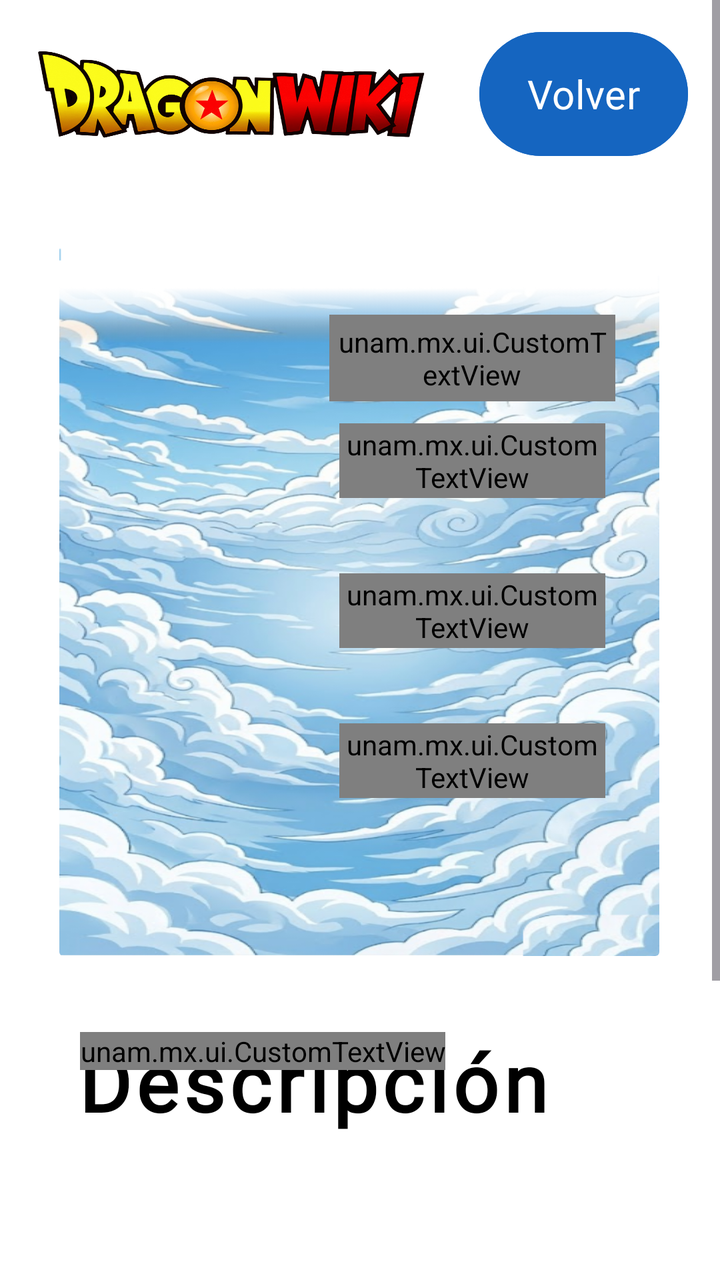
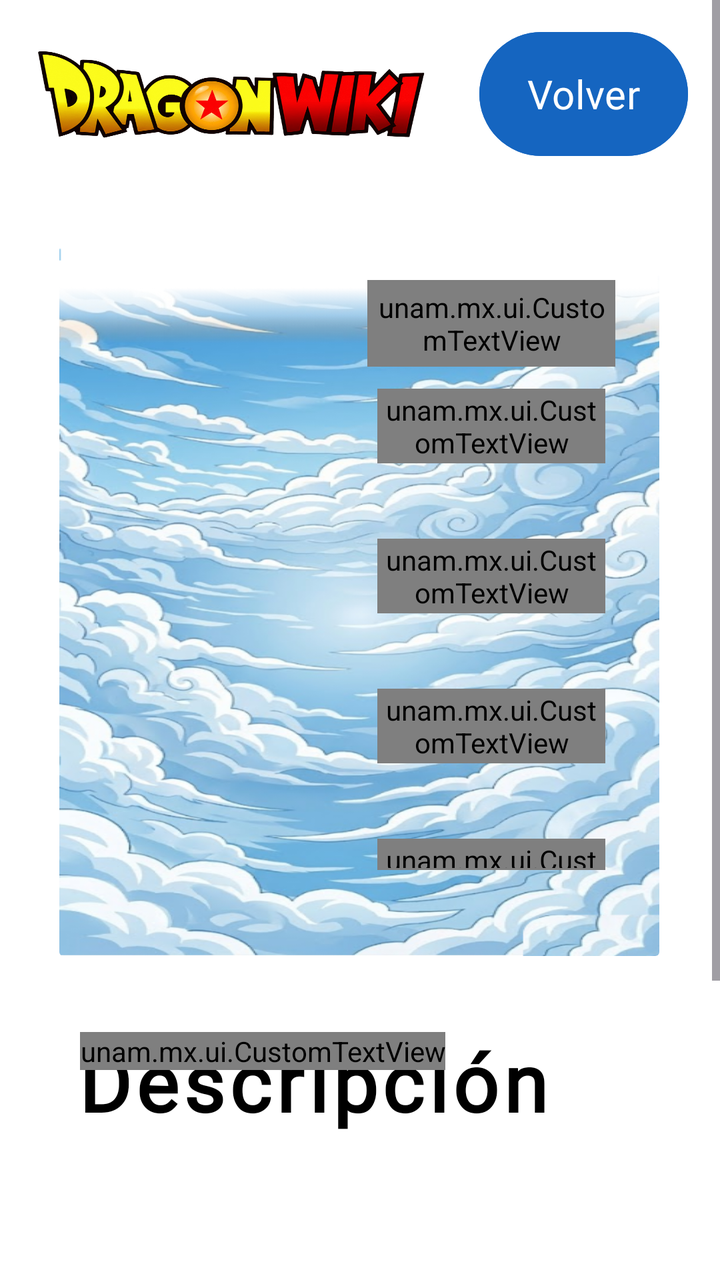

Compare the two renders of this Android layout. The source of the first and the diff that turns it into the second are given below.
<!-- AndroidManifest.xml: application theme Theme.ProyectoFinal -->
<!-- res/layout/activity_detalles.xml -->
<?xml version="1.0" encoding="utf-8"?>
<FrameLayout
    xmlns:android="http://schemas.android.com/apk/res/android"
    xmlns:app="http://schemas.android.com/apk/res-auto"
    xmlns:tools="http://schemas.android.com/tools"
    android:layout_width="match_parent"
    android:layout_height="match_parent">

    <ScrollView
        android:id="@+id/contentLayout"
        android:layout_width="match_parent"
        android:layout_height="match_parent">

        <LinearLayout
            android:layout_width="match_parent"
            android:layout_height="wrap_content"
            android:background="#FFFFFF"
            android:orientation="vertical">

            <LinearLayout
                android:layout_width="match_parent"
                android:layout_height="wrap_content"
                android:orientation="horizontal"
                android:layout_marginTop="12dp"
                android:paddingHorizontal="16dp">

                <ImageView
                    android:layout_width="200dp"
                    android:layout_height="70dp"
                    android:background="@drawable/titulo2"/>

                <Space
                    android:layout_width="0dp"
                    android:layout_height="0dp"
                    android:layout_weight="1"/>

                <Button
                    android:id="@+id/btnVolver"
                    android:layout_width="wrap_content"
                    android:layout_height="match_parent"
                    android:backgroundTint="#1565C0"
                    android:textColor="@color/white"
                    android:fontFamily="@font/saiyan_sans"
                    android:text="Volver"
                    android:textSize="20sp"/>

            </LinearLayout>

            <FrameLayout
                android:layout_width="345dp"
                android:layout_height="380dp"
                android:layout_gravity="center"
                android:layout_marginStart="16dp"
                android:layout_marginTop="16dp"
                android:layout_marginEnd="16dp"
                android:layout_marginBottom="16dp"
                android:elevation="0dp">

                <androidx.cardview.widget.CardView
                    android:layout_width="300dp"
                    android:layout_height="match_parent"
                    android:layout_gravity="center"
                    android:layout_marginLeft="20dp"
                    android:layout_marginRight="20dp"
                    app:cardElevation="0dp">

                    <androidx.constraintlayout.widget.ConstraintLayout
                        android:layout_width="match_parent"
                        android:layout_height="match_parent"
                        android:background="@drawable/fondoinicio"
                        android:elevation="0dp"
                        android:paddingStart="90dp"
                        android:paddingTop="16dp"
                        android:paddingEnd="12dp"
                        android:paddingBottom="16dp">

                        <LinearLayout
                            android:id="@+id/layoutInfo"
                            android:layout_width="163dp"
                            android:layout_height="290dp"
                            android:orientation="vertical"
                            android:padding="10dp"
                            app:layout_constraintBottom_toBottomOf="parent"
                            app:layout_constraintEnd_toEndOf="parent"
                            app:layout_constraintHorizontal_bias="1.0"
                            app:layout_constraintStart_toStartOf="parent"
                            app:layout_constraintTop_toTopOf="parent"
                            app:layout_constraintVertical_bias="0.574">


                            <unam.mx.ui.CustomTextView
                                android:id="@+id/nombrePersonaje"
                                android:layout_width="wrap_content"
                                android:layout_height="wrap_content"
                                android:ellipsize="end"
                                android:fontFamily="@font/saiyan_sans"
                                android:letterSpacing="0.08"
                                android:paddingStart="4dp"
                                android:paddingTop="4dp"
                                android:paddingEnd="4dp"
                                android:paddingBottom="4dp"
                                android:text="Nombre"
                                android:textColor="#000000"
                                android:textSize="35dp"
                                android:textStyle="bold" />

                            <LinearLayout
                                android:layout_width="wrap_content"
                                android:layout_height="wrap_content"
                                android:layout_marginTop="6dp"
                                android:orientation="vertical"
                                android:padding="5dp">

                                <unam.mx.ui.CustomTextView
                                    android:layout_width="wrap_content"
                                    android:layout_height="wrap_content"
                                    android:fontFamily="@font/saiyan_sans"
                                    android:padding="1dp"
                                    android:shadowColor="#000000"
                                    android:shadowDx="4"
                                    android:shadowDy="4"
                                    android:shadowRadius="4"
                                    android:text=" Raza: "
                                    android:textColor="#FFD700"
                                    android:textSize="16sp" />

                                <TextView
                                    android:id="@+id/razaPersonaje"
                                    android:layout_width="wrap_content"
                                    android:layout_height="wrap_content"
                                    android:fontFamily="@font/saiyan_sans"
                                    android:paddingLeft="9dp"
                                    android:shadowColor="#000000"
                                    android:shadowDx="4"
                                    android:shadowDy="4"
                                    android:shadowRadius="4"
                                    android:textColor="#FFFFFF"
                                    android:textSize="16sp" />
                            </LinearLayout>

                            <LinearLayout
                                android:layout_width="wrap_content"
                                android:layout_height="wrap_content"
                                android:layout_marginTop="6dp"
                                android:orientation="vertical"
                                android:padding="5dp">

                                <unam.mx.ui.CustomTextView
                                    android:layout_width="wrap_content"
                                    android:layout_height="wrap_content"
                                    android:fontFamily="@font/saiyan_sans"
                                    android:padding="1dp"
                                    android:shadowColor="#000000"
                                    android:shadowDx="4"
                                    android:shadowDy="4"
                                    android:shadowRadius="4"
                                    android:text=" Género: "
                                    android:textColor="#FFD700"
                                    android:textSize="16sp" />

                                <TextView
                                    android:id="@+id/genPersonaje"
                                    android:layout_width="wrap_content"
                                    android:layout_height="wrap_content"
                                    android:fontFamily="@font/saiyan_sans"
                                    android:paddingLeft="9dp"
                                    android:shadowColor="#000000"
                                    android:shadowDx="4"
                                    android:shadowDy="4"
                                    android:shadowRadius="4"
                                    android:textColor="#FFFFFF"
                                    android:textSize="16sp" />
                            </LinearLayout>

                            <LinearLayout
                                android:layout_width="wrap_content"
                                android:layout_height="wrap_content"
                                android:layout_marginTop="6dp"
                                android:orientation="vertical"
                                android:padding="5dp">

                                <unam.mx.ui.CustomTextView
                                    android:layout_width="wrap_content"
                                    android:layout_height="wrap_content"
                                    android:fontFamily="@font/saiyan_sans"
                                    android:padding="1dp"
                                    android:shadowColor="#000000"
                                    android:shadowDx="4"
                                    android:shadowDy="4"
                                    android:shadowRadius="4"
                                    android:text=" Ki: "
                                    android:textColor="#FFD700"
                                    android:textSize="16sp" />

                                <TextView
                                    android:id="@+id/kiPersonaje"
                                    android:layout_width="wrap_content"
                                    android:layout_height="wrap_content"
                                    android:fontFamily="@font/saiyan_sans"
                                    android:paddingLeft="9dp"
                                    android:shadowColor="#000000"
                                    android:shadowDx="4"
                                    android:shadowDy="4"
                                    android:shadowRadius="4"
                                    android:textColor="#FFFFFF"
                                    android:textSize="16sp" />
                            </LinearLayout>

                            <LinearLayout
                                android:layout_width="wrap_content"
                                android:layout_height="wrap_content"
                                android:layout_marginTop="6dp"
                                android:orientation="vertical"
                                android:padding="5dp">

                                <unam.mx.ui.CustomTextView
                                    android:layout_width="wrap_content"
                                    android:layout_height="wrap_content"
                                    android:fontFamily="@font/saiyan_sans"
                                    android:padding="1dp"
                                    android:shadowColor="#000000"
                                    android:shadowDx="4"
                                    android:shadowDy="4"
                                    android:shadowRadius="4"
                                    android:text=" Ki Max: "
                                    android:textColor="#FFD700"
                                    android:textSize="16sp" />

                                <TextView
                                    android:id="@+id/maxKiPersonaje"
                                    android:layout_width="wrap_content"
                                    android:layout_height="wrap_content"
                                    android:fontFamily="@font/saiyan_sans"
                                    android:paddingLeft="9dp"
                                    android:shadowColor="#000000"
                                    android:shadowDx="4"
                                    android:shadowDy="4"
                                    android:shadowRadius="4"
                                    android:textColor="#FFFFFF"
                                    android:textSize="16sp" />
                            </LinearLayout>

                        </LinearLayout>

                    </androidx.constraintlayout.widget.ConstraintLayout>

                </androidx.cardview.widget.CardView>


                <ImageView
                    android:id="@+id/idPersonaje"
                    android:layout_width="150dp"
                    android:layout_height="380dp"
                    android:layout_gravity="start|center_vertical"
                    android:layout_marginStart="0dp"
                    android:elevation="10dp"
                    android:scaleType="fitCenter"

                    android:src="@mipmap/ic_launcher" />

            </FrameLayout>

            <androidx.cardview.widget.CardView
                android:layout_width="match_parent"
                android:layout_height="wrap_content"
                android:layout_marginStart="16dp"
                android:layout_marginEnd="16dp"
                android:layout_marginBottom="16dp"
                app:cardElevation="0dp">

                <LinearLayout
                    android:layout_width="match_parent"
                    android:layout_height="match_parent"
                    android:orientation="vertical"
                    android:paddingLeft="22dp"
                    android:paddingTop="20dp"
                    android:paddingRight="22dp"
                    android:paddingBottom="20dp"
                    android:background="@color/white">

                    <FrameLayout
                        android:layout_width="wrap_content"
                        android:layout_height="wrap_content">

                        <TextView
                            android:layout_width="wrap_content"
                            android:layout_height="wrap_content"
                            android:fontFamily="@font/saiyan_sans"
                            android:letterSpacing="0.06"
                            android:text="Descripción"
                            android:textColor="#000000"
                            android:textSize="40sp"
                            android:textStyle="bold"/>

                        <unam.mx.ui.CustomTextView
                            android:layout_width="wrap_content"
                            android:layout_height="wrap_content"
                            android:fontFamily="@font/saiyan_sans"
                            android:letterSpacing="0.06"
                            android:text="Descripción "
                            android:textColor="#D32F2F"
                            android:textSize="40sp"
                            android:textStyle="bold"
                            android:translationX="2dp"
                            android:translationY="2dp"/>

                    </FrameLayout>

                    <TextView
                        android:id="@+id/descPersonaje"
                        android:layout_width="match_parent"
                        android:layout_height="0dp"
                        android:layout_weight="1"
                        android:layout_marginTop="12dp"
                        android:minHeight="220dp"
                        android:textColor="#000000"
                        android:gravity="top"
                        android:textSize="16sp"/>

                </LinearLayout>

            </androidx.cardview.widget.CardView>

        </LinearLayout>

    </ScrollView>

    <ImageView
        android:id="@+id/progressBar"
        android:layout_width="80dp"
        android:layout_height="80dp"
        android:layout_gravity="center"
        android:src="@drawable/esfera"
        android:visibility="gone"/>
</FrameLayout>
<!-- resources referenced by this layout -->
<resources>
  <color name="white">#FFFFFFFF</color>
  <!-- drawable esfera: png bitmap (drawable, 54591 bytes) -->
  <!-- drawable fondoinicio: png bitmap (drawable, 626442 bytes) -->
  <!-- drawable titulo2: png bitmap (drawable, 211731 bytes) -->
  <!-- mipmap ic_launcher (mipmap-anydpi-v26) -->
  <?xml version="1.0" encoding="utf-8"?>
  <adaptive-icon xmlns:android="http://schemas.android.com/apk/res/android">
      <background android:drawable="@drawable/ic_launcher_background"/>
      <foreground android:drawable="@mipmap/ic_launcher_foreground"/>
  </adaptive-icon>
  <style name="Theme.ProyectoFinal" parent="Base.Theme.ProyectoFinal" />
  <!-- drawable ic_launcher_background: vector/xml drawable (drawable, 4866 chars, omitted) -->
  <style name="Base.Theme.ProyectoFinal" parent="Theme.Material3.DayNight.NoActionBar">
          
          
      </style>
</resources>

<!-- the commit's change to res/layout/activity_detalles.xml (unified diff, before → after) -->
@@ -76,8 +76,8 @@
 
                         <LinearLayout
                             android:id="@+id/layoutInfo"
-                            android:layout_width="163dp"
-                            android:layout_height="290dp"
+                            android:layout_width="144dp"
+                            android:layout_height="320dp"
                             android:orientation="vertical"
                             android:padding="10dp"
                             app:layout_constraintBottom_toBottomOf="parent"
@@ -101,7 +101,7 @@
                                 android:paddingBottom="4dp"
                                 android:text="Nombre"
                                 android:textColor="#000000"
-                                android:textSize="35dp"
+                                android:textSize="28dp"
                                 android:textStyle="bold" />
 
                             <LinearLayout
